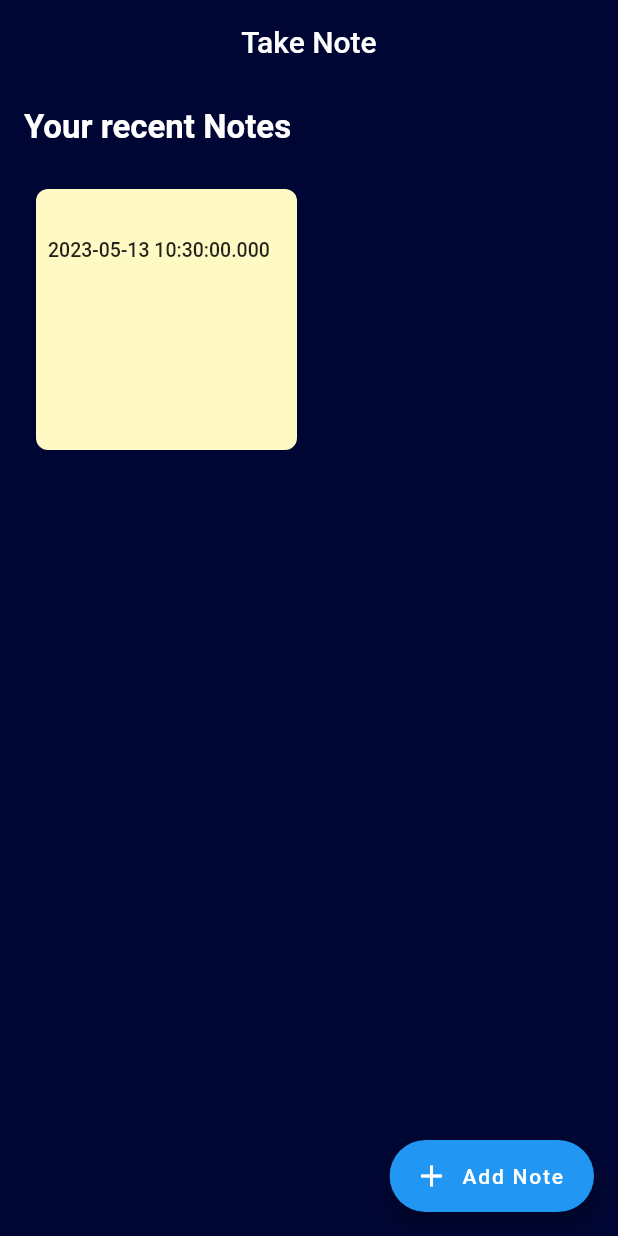
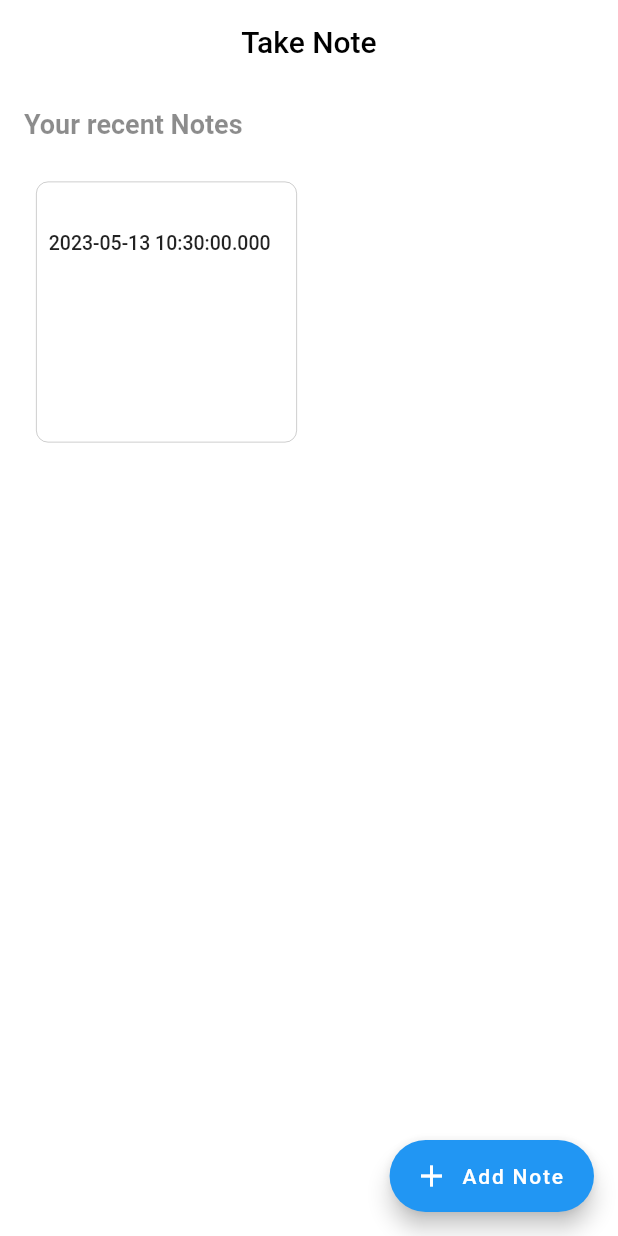
Before and after one commit to khakachang/Take_Note, a Flutter app: the NoteEditorScreen screen opened directly, after a tap on the "save" icon, on a phone screen of 412 x 824 dp. Run offline on Flutter 3.47's test engine with Material 2 defaults, Android fonts, the phone set to English and light mode, and no system bars; our stand-ins replace cloud_firestore, firebase_core, google_fonts; accounts and stored records are empty.

```diff
--- a/lib/main.dart
+++ b/lib/main.dart
@@ -15,6 +15,7 @@ class MyApp extends StatelessWidget {
   @override
   Widget build(BuildContext context) {
     return MaterialApp(
+      debugShowCheckedModeBanner: false,
       home: HomeScreen(),
     );
   }
--- a/lib/screens/note_editor.dart
+++ b/lib/screens/note_editor.dart
@@ -19,9 +19,9 @@ class _NoteEditorScreenState extends State<NoteEditorScreen> {
     TextEditingController _titleController = TextEditingController();
     TextEditingController _mainController = TextEditingController();
     return Scaffold(
-      backgroundColor: AppStyle.cardsColor[color_id],
+      backgroundColor: Colors.white,
       appBar: AppBar(
-        backgroundColor: AppStyle.cardsColor[color_id],
+        backgroundColor: Colors.white,
         elevation: 0.0,
         iconTheme: IconThemeData(color: Colors.black),
         title: Text(
@@ -65,8 +65,10 @@ class _NoteEditorScreenState extends State<NoteEditorScreen> {
           ],
         ),
       ),
+
+      //Save Botton
       floatingActionButton: FloatingActionButton(
-        backgroundColor: AppStyle.accentColor,
+        backgroundColor: Colors.black,
         onPressed: () async {
           FirebaseFirestore.instance.collection("Notes").add({
             "note_title": _titleController.text,
--- a/lib/style/app_style.dart
+++ b/lib/style/app_style.dart
@@ -3,8 +3,8 @@ import 'package:flutter/widgets.dart';
 import 'package:google_fonts/google_fonts.dart';
 
 class AppStyle {
-  static Color bgColor = Color(0xFFe2e2ff);
-  static Color mainColor = Color(0xFF000633);
+  static Color bgColor = Color(0xFFFFFFFF);
+  static Color mainColor = Color(0xFFFFFFFF);
   static Color accentColor = Color(0xFF0065FF);
 
   //Card difference Color
--- a/lib/widgets/note_card.dart
+++ b/lib/widgets/note_card.dart
@@ -9,9 +9,12 @@ Widget noteCard(Function()? onTap, QueryDocumentSnapshot doc) {
       padding: EdgeInsets.all(8.0),
       margin: EdgeInsets.all(8.0),
       decoration: BoxDecoration(
-        color: AppStyle.cardsColor[doc['code_id']],
-        borderRadius: BorderRadius.circular(8.0),
-      ),
+          color: AppStyle.mainColor,
+          borderRadius: BorderRadius.circular(8.0),
+          border: Border.all(
+            color: Colors.black26,
+            width: 0.5,
+          )),
       child: Column(
         crossAxisAlignment: CrossAxisAlignment.start,
         children: [
```
Also changed, not shown: lib/screens/home_screen.dart (+9 -4 lines), lib/screens/note_reader.dart (+5 -2 lines).
